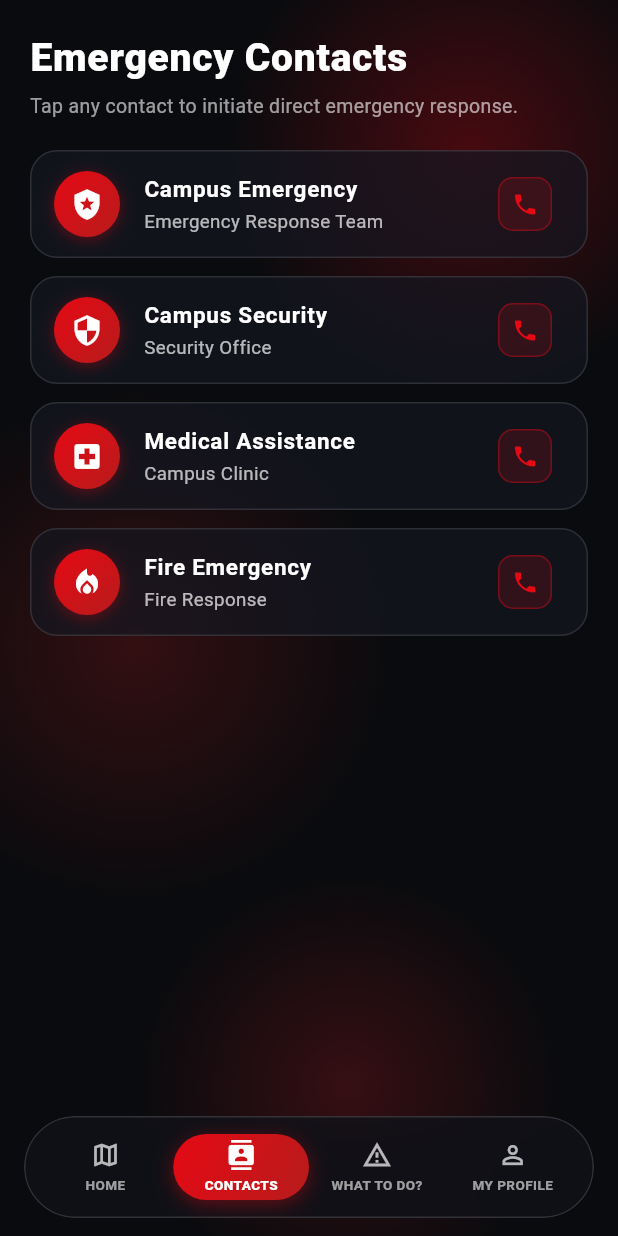
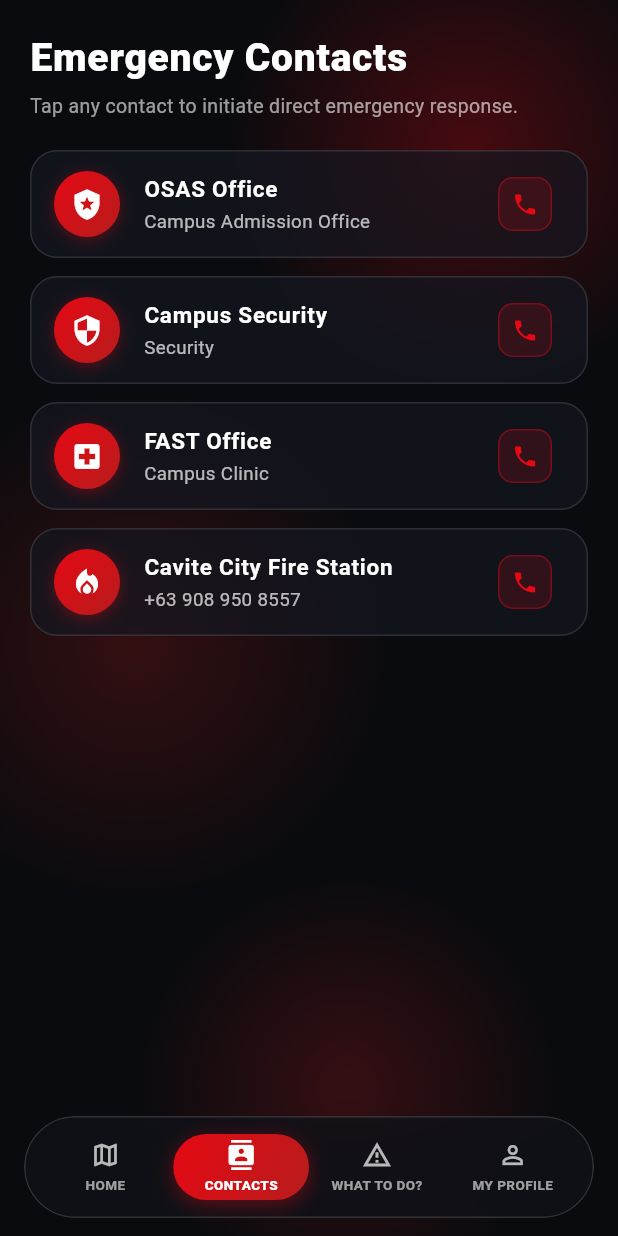
Before and after one commit to vawnz/FASTER_APP, a Flutter app: the HomePage screen opened directly, item 2 of the bottom bar chosen, on a phone screen of 412 x 824 dp. Run offline on Flutter 3.47's test engine with Material 3 defaults, Android fonts, the phone set to English and light mode, and no system bars; our stand-ins replace google_fonts, supabase_flutter; accounts and stored records are empty.

Commit message:
last pre-survey revisions

```diff
--- a/lib/modules/contacts/contacts_screen.dart
+++ b/lib/modules/contacts/contacts_screen.dart
@@ -33,10 +33,10 @@ class ContactsPage extends StatelessWidget {
           ),
         ),
         const SizedBox(height: 20),
-        const _ContactCard(title: 'Campus Emergency', subtitle: 'Emergency Response Team', icon: Icons.local_police),
-        const _ContactCard(title: 'Campus Security', subtitle: 'Security Office', icon: Icons.security),
-        const _ContactCard(title: 'Medical Assistance', subtitle: 'Campus Clinic', icon: Icons.local_hospital),
-        const _ContactCard(title: 'Fire Emergency', subtitle: 'Fire Response', icon: Icons.local_fire_department),
+        const _ContactCard(title: 'OSAS Office', subtitle: 'Campus Admission Office', icon: Icons.local_police),
+        const _ContactCard(title: 'Campus Security', subtitle: 'Security', icon: Icons.security),
+        const _ContactCard(title: 'FAST Office', subtitle: 'Campus Clinic', icon: Icons.local_hospital),
+        const _ContactCard(title: 'Cavite City Fire Station', subtitle: '+63 908 950 8557', icon: Icons.local_fire_department),
       ],
     );
   }
```
